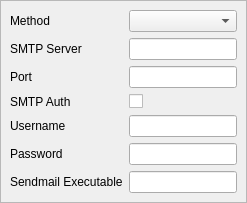
The window that src/Gui/SettingsOutgoingPage.ui (jktjkt/trojita) describes before a commit, drawn with Qt 5.
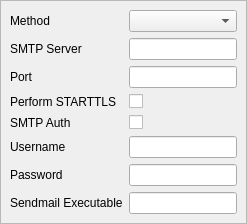
The same window after the commit.

Commit message:
Added support for encrypted SMTP (Secure SMTP or SMTP with STARTTLS)
fixes #8

```diff
--- a/src/Gui/SettingsOutgoingPage.ui
+++ b/src/Gui/SettingsOutgoingPage.ui
@@ -37,28 +37,28 @@
       </property>
      </widget>
     </item>
-    <item row="3" column="0">
+    <item row="4" column="0">
      <widget class="QLabel" name="smtpAuthLabel">
       <property name="text">
        <string>SMTP Auth</string>
       </property>
      </widget>
     </item>
-    <item row="4" column="0">
+    <item row="5" column="0">
      <widget class="QLabel" name="smtpUserLabel">
       <property name="text">
        <string>Username</string>
       </property>
      </widget>
     </item>
-    <item row="5" column="0">
+    <item row="6" column="0">
      <widget class="QLabel" name="smtpPassLabel">
       <property name="text">
        <string>Password</string>
       </property>
      </widget>
     </item>
-    <item row="6" column="0">
+    <item row="7" column="0">
      <widget class="QLabel" name="sendmailLabel">
       <property name="text">
        <string>Sendmail Executable</string>
@@ -71,26 +71,40 @@
     <item row="2" column="1">
      <widget class="QLineEdit" name="smtpPort"/>
     </item>
-    <item row="3" column="1">
-     <widget class="QCheckBox" name="smtpAuth">
-      <property name="text">
-       <string/>
-      </property>
-     </widget>
-    </item>
     <item row="4" column="1">
-     <widget class="QLineEdit" name="smtpUser"/>
+     <widget class="QCheckBox" name="smtpAuth">
+      <property name="text">
+       <string/>
+      </property>
+     </widget>
     </item>
     <item row="5" column="1">
+     <widget class="QLineEdit" name="smtpUser"/>
+    </item>
+    <item row="6" column="1">
      <widget class="QLineEdit" name="smtpPass">
       <property name="echoMode">
        <enum>QLineEdit::Password</enum>
       </property>
      </widget>
     </item>
-    <item row="6" column="1">
+    <item row="7" column="1">
      <widget class="QLineEdit" name="sendmail"/>
     </item>
+    <item row="3" column="0">
+     <widget class="QLabel" name="smtpStartTlsLabel">
+      <property name="text">
+       <string>Perform STARTTLS</string>
+      </property>
+     </widget>
+    </item>
+    <item row="3" column="1">
+     <widget class="QCheckBox" name="smtpStartTls">
+      <property name="text">
+       <string/>
+      </property>
+     </widget>
+    </item>
    </layout>
   </widget>
  </widget>
```
The commit also changes 5 other files.
